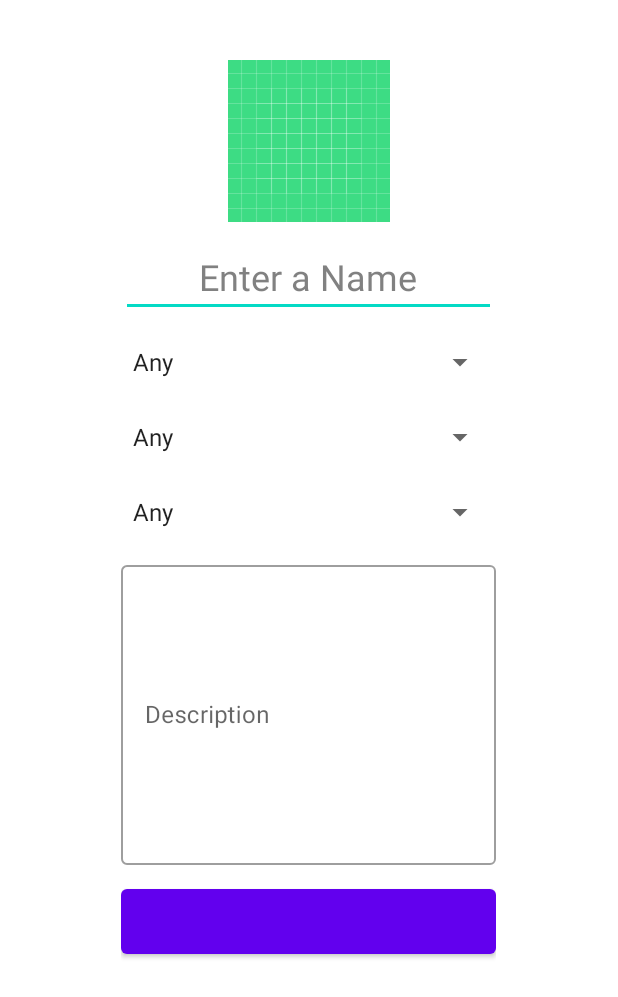
After one commit to adamozeri/GamePals, an Android app: the layout fragment_create_a_group.xml on its own in the app's theme, with its tools: preview values and no code run, on a phone screen of 412 x 824 dp. The commit adds this screen. Shown: the top 997 px of the screen. Run offline under Robolectric (Android 15) with nearby library versions, the phone set to English and light mode, and no system bars.

Commit message:
Create a group screen

```diff
--- a/app/src/main/AndroidManifest.xml
+++ b/app/src/main/AndroidManifest.xml
@@ -14,10 +14,6 @@
         <activity
             android:name=".LoginActivity"
             android:exported="true">
-            <intent-filter>
-                <action android:name="android.intent.action.MAIN" />
-                <category android:name="android.intent.category.LAUNCHER" />
-            </intent-filter>/>
         </activity>
         <activity
             android:name=".MainActivity"
--- a/app/src/main/java/com/example/gamepals/MainActivity.java
+++ b/app/src/main/java/com/example/gamepals/MainActivity.java
@@ -30,10 +30,10 @@ public class MainActivity extends AppCompatActivity {
         // Passing each menu ID as a set of Ids because each
         // menu should be considered as top level destinations.
         AppBarConfiguration appBarConfiguration = new AppBarConfiguration.Builder(
-                R.id.navigation_home, R.id.navigation_dashboard, R.id.navigation_notifications)
+                R.id.navigation_home, R.id.navigation_dashboard, R.id.navigation_create_a_group)
                 .build();
         NavController navController = Navigation.findNavController(this, R.id.nav_host_fragment_activity_main);
-        NavigationUI.setupActionBarWithNavController(this, navController, appBarConfiguration);
+//        NavigationUI.setupActionBarWithNavController(this, navController, appBarConfiguration);
         NavigationUI.setupWithNavController(binding.navView, navController);
 
         setTitle();
--- a/app/src/main/java/com/example/gamepals/ui/notifications/NotificationsViewModel.java
+++ b/app/src/main/java/com/example/gamepals/ui/create_a_group/NotificationsViewModel.java
@@ -1,4 +1,4 @@
-package com.example.gamepals.ui.notifications;
+package com.example.gamepals.ui.create_a_group;
 
 import androidx.lifecycle.LiveData;
 import androidx.lifecycle.MutableLiveData;
--- /dev/null
+++ b/app/src/main/res/layout/fragment_create_a_group.xml
@@ -0,0 +1,94 @@
+<?xml version="1.0" encoding="utf-8"?>
+<RelativeLayout xmlns:android="http://schemas.android.com/apk/res/android"
+    xmlns:app="http://schemas.android.com/apk/res-auto"
+    xmlns:tools="http://schemas.android.com/tools"
+    android:layout_width="match_parent"
+    android:layout_height="match_parent"
+    tools:context=".ui.create_a_group.CreateAGroupFragment">
+
+    <com.google.android.material.imageview.ShapeableImageView
+        android:id="@+id/create_IMG_groupIMG"
+        android:layout_width="wrap_content"
+        android:layout_height="wrap_content"
+        app:srcCompat="@drawable/ic_launcher_background"
+        android:layout_marginTop="40dp"
+        android:layout_centerHorizontal="true"
+        />
+    <LinearLayout
+        android:layout_width="250dp"
+        android:layout_height="wrap_content"
+        android:orientation="vertical"
+        android:layout_centerHorizontal="true"
+        android:layout_below="@+id/create_IMG_groupIMG">
+
+        <com.google.android.material.textfield.TextInputEditText
+            android:id="@+id/create_ET_name"
+            android:layout_width="match_parent"
+            android:layout_height="wrap_content"
+            android:textSize="24sp"
+            android:hint="@string/name"
+            android:textAlignment="center"
+            android:textColorHint="@color/grey"
+            android:layout_marginTop="10dp"
+            />
+
+        <androidx.appcompat.widget.AppCompatSpinner
+            android:id="@+id/create_SP_region"
+            android:layout_width="match_parent"
+            android:layout_height="40dp"
+            android:layout_marginTop="10dp"
+            android:entries="@array/Region"
+            android:dropDownWidth="250dp"
+            />
+        <androidx.appcompat.widget.AppCompatSpinner
+            android:id="@+id/create_SP_skill"
+            android:layout_width="match_parent"
+            android:layout_height="40dp"
+            android:layout_marginTop="10dp"
+            android:entries="@array/Skill"
+            android:dropDownWidth="250dp"
+            />
+        <androidx.appcompat.widget.AppCompatSpinner
+            android:id="@+id/create_SP_platform"
+            android:layout_width="match_parent"
+            android:layout_height="40dp"
+            android:layout_marginTop="10dp"
+            android:entries="@array/Platform"
+            android:dropDownWidth="250dp"
+            />
+
+        <com.google.android.material.textfield.TextInputLayout
+            android:id="@+id/create_TF_description"
+            android:layout_width="match_parent"
+            android:layout_height="wrap_content"
+            android:hint="@string/description"
+            app:hintTextColor="@color/grey"
+            android:layout_marginTop="10dp"
+            style="@style/Widget.MaterialComponents.TextInputLayout.OutlinedBox">
+            <com.google.android.material.textfield.TextInputEditText
+                android:layout_width="match_parent"
+                android:layout_height="200dp"
+                android:inputType="text"
+                android:textSize="16sp" />
+        </com.google.android.material.textfield.TextInputLayout>
+        <com.google.android.material.button.MaterialButton
+            android:layout_width="match_parent"
+            android:layout_height="55dp"
+            android:layout_marginTop="10dp"/>
+
+    </LinearLayout>
+
+<!--    <TextView-->
+<!--        android:id="@+id/text_notifications"-->
+<!--        android:layout_width="match_parent"-->
+<!--        android:layout_height="wrap_content"-->
+<!--        android:layout_marginStart="8dp"-->
+<!--        android:layout_marginTop="8dp"-->
+<!--        android:layout_marginEnd="8dp"-->
+<!--        android:textAlignment="center"-->
+<!--        android:textSize="20sp"-->
+<!--        app:layout_constraintBottom_toBottomOf="parent"-->
+<!--        app:layout_constraintEnd_toEndOf="parent"-->
+<!--        app:layout_constraintStart_toStartOf="parent"-->
+<!--        app:layout_constraintTop_toTopOf="parent" />-->
+</RelativeLayout>
--- a/app/src/main/res/menu/bottom_nav_menu.xml
+++ b/app/src/main/res/menu/bottom_nav_menu.xml
@@ -12,8 +12,8 @@
         android:title="@string/title_dashboard" />
 
     <item
-        android:id="@+id/navigation_notifications"
+        android:id="@+id/navigation_create_a_group"
         android:icon="@drawable/ic_notifications_black_24dp"
-        android:title="@string/title_notifications" />
+        android:title="@string/title_create_a_group" />
 
 </menu>
--- a/app/src/main/res/values/colors.xml
+++ b/app/src/main/res/values/colors.xml
@@ -6,5 +6,6 @@
     <color name="teal_200">#FF03DAC5</color>
     <color name="teal_700">#FF018786</color>
     <color name="black">#FF000000</color>
+    <color name="grey">#C1595959</color>
     <color name="white">#FFFFFFFF</color>
 </resources>
--- a/app/src/main/res/values/strings.xml
+++ b/app/src/main/res/values/strings.xml
@@ -2,7 +2,7 @@
     <string name="app_name">GamePals</string>
     <string name="title_home">Home</string>
     <string name="title_dashboard">Dashboard</string>
-    <string name="title_notifications">Notifications</string>
+    <string name="title_create_a_group">Notifications</string>
     <string name="title_activity_login">LoginActivity</string>
     <string name="prompt_email">Email</string>
     <string name="prompt_password">Password</string>
@@ -12,4 +12,28 @@
     <string name="invalid_username">Not a valid username</string>
     <string name="invalid_password">Password must be >5 characters</string>
     <string name="login_failed">"Login failed"</string>
+    <string name="name">Enter a Name</string>
+    <string name="description">Description</string>
+
+    <string-array name="Region">
+        <item>Any</item>
+        <item>Europe</item>
+        <item>Asia</item>
+        <item>North America</item>
+        <item>South America</item>
+        <item>Africa</item>
+        <item>Oceania</item>
+    </string-array>
+    <string-array name="Skill">
+        <item>Any</item>
+        <item>Beginner</item>
+        <item>Experienced</item>
+        <item>Pro</item>
+    </string-array>
+    <string-array name="Platform">
+        <item>Any</item>
+        <item>PC</item>
+        <item>Playstation</item>
+        <item>Xbox</item>
+    </string-array>
 </resources>
```
Also changed, not shown: app/src/main/java/com/example/gamepals/ui/create_a_group/CreateAGroupFragment.java (renamed from app/src/main/java/com/example/gamepals/ui/notifications/NotificationsFragment.java, +7 -7 lines), app/src/main/res/layout/fragment_notifications.xml (deleted, +0 -22 lines), app/src/main/res/navigation/mobile_navigation.xml (+4 -4 lines).
